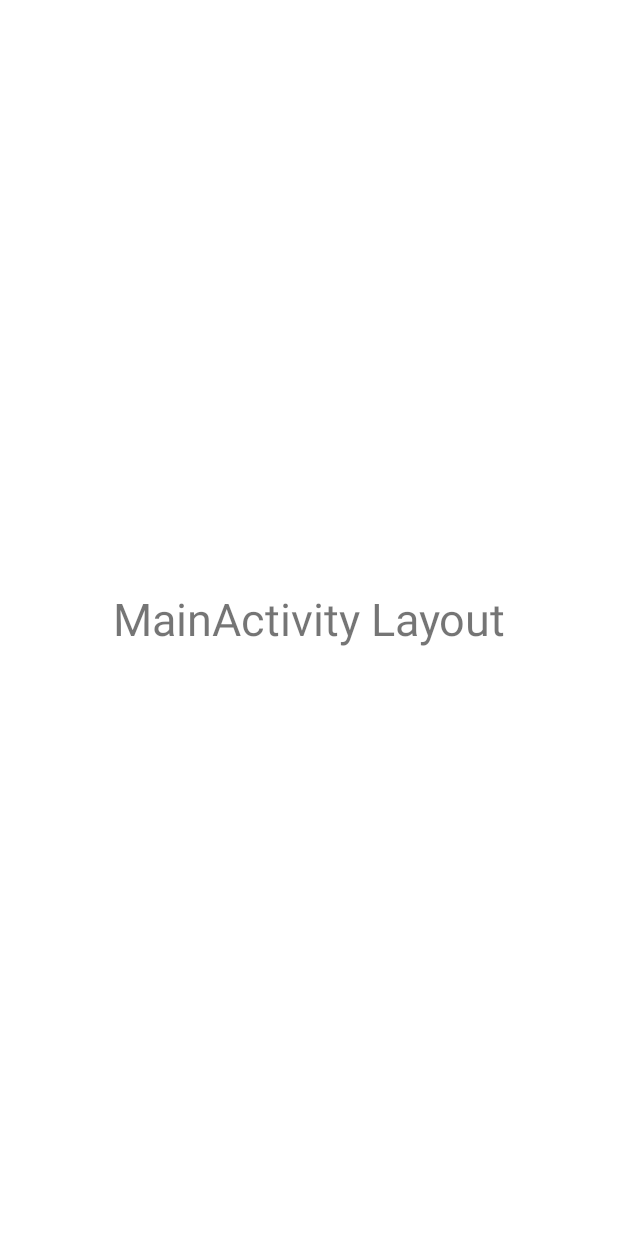
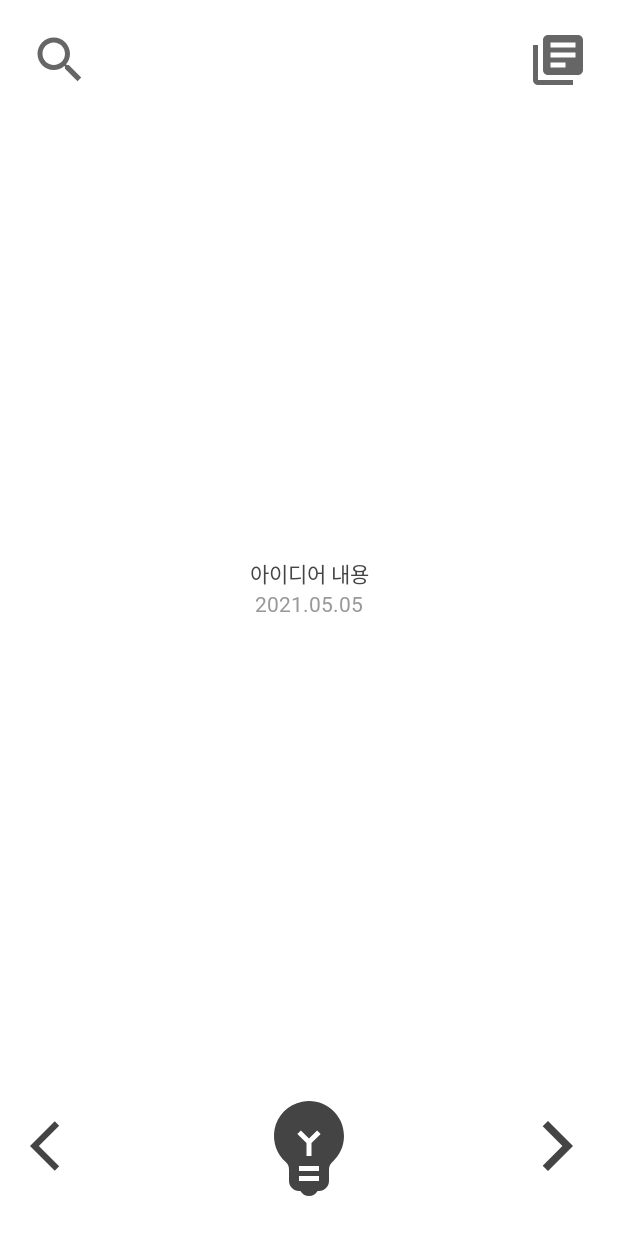
Before and after one commit to gr2nsky/IdeaNote_INO, an Android app: the MainActivity screen opened directly, with no data from a screen before it, on a phone screen of 412 x 824 dp. Run offline under Robolectric (Android 15) with nearby library versions, the phone set to English and light mode, and no system bars; 1 statement that could not run was skipped.

Commit message:
MainActivity layout item 배치 완료

```diff
--- a/app/src/main/java/com/example/ideanote_ino/Activity/LogoActivity.java
+++ b/app/src/main/java/com/example/ideanote_ino/Activity/LogoActivity.java
@@ -23,7 +23,6 @@ public class LogoActivity extends AppCompatActivity {
 
         /*로고 띄운 후 다른 액티비티로 이동*/
         logoView();
-
     }
 
     private void logoView(){
@@ -31,14 +30,11 @@ public class LogoActivity extends AppCompatActivity {
         handler.postDelayed(new Runnable() {
             @Override
             public void run() {
-                /*수정필요!!!!!!!!!!!!!!!!!!!!!!!!!!!!!!!!!!!!!!
-                  intent 될 액티비티로 수정해야함*/
-
-//                Intent intent = new Intent(LogoActivity.this, LogoActivity.class);
-//                startActivity(intent);
+                Intent intent = new Intent(LogoActivity.this, MainActivity.class);
+                startActivity(intent);
                 finish();
             }
-        }, 1000);
+        }, 2000);
     }
 
 }
--- a/app/src/main/java/com/example/ideanote_ino/Activity/MainActivity.java
+++ b/app/src/main/java/com/example/ideanote_ino/Activity/MainActivity.java
@@ -17,6 +17,5 @@ public class MainActivity extends AppCompatActivity {
         Intent intent = new Intent(MainActivity.this, LogoActivity.class);
         startActivity(intent);
         finish();
-
     }
 }
--- /dev/null
+++ b/app/src/main/res/drawable/ic_baseline_arrow_back_ios_40.xml
@@ -0,0 +1,5 @@
+<vector android:height="40dp" android:tint="#444444"
+    android:viewportHeight="24" android:viewportWidth="24"
+    android:width="40dp" xmlns:android="http://schemas.android.com/apk/res/android">
+    <path android:fillColor="@android:color/white" android:pathData="M11.67,3.87L9.9,2.1 0,12l9.9,9.9 1.77,-1.77L3.54,12z"/>
+</vector>
--- /dev/null
+++ b/app/src/main/res/drawable/ic_baseline_arrow_forward_ios_40.xml
@@ -0,0 +1,5 @@
+<vector android:height="40dp" android:tint="#444444"
+    android:viewportHeight="24" android:viewportWidth="24"
+    android:width="40dp" xmlns:android="http://schemas.android.com/apk/res/android">
+    <path android:fillColor="@android:color/white" android:pathData="M5.88,4.12L13.76,12l-7.88,7.88L8,22l10,-10L8,2z"/>
+</vector>
--- /dev/null
+++ b/app/src/main/res/drawable/ic_baseline_emoji_objects_80.xml
@@ -0,0 +1,5 @@
+<vector android:height="80dp" android:tint="#444444"
+    android:viewportHeight="24" android:viewportWidth="24"
+    android:width="80dp" xmlns:android="http://schemas.android.com/apk/res/android">
+    <path android:fillColor="@android:color/white" android:pathData="M12,3c-0.46,0 -0.93,0.04 -1.4,0.14C7.84,3.67 5.64,5.9 5.12,8.66c-0.48,2.61 0.48,5.01 2.22,6.56C7.77,15.6 8,16.13 8,16.69V19c0,1.1 0.9,2 2,2h0.28c0.35,0.6 0.98,1 1.72,1s1.38,-0.4 1.72,-1H14c1.1,0 2,-0.9 2,-2v-2.31c0,-0.55 0.22,-1.09 0.64,-1.46C18.09,13.95 19,12.08 19,10C19,6.13 15.87,3 12,3zM14,19h-4v-1h4V19zM14,17h-4v-1h4V17zM12.5,11.41V14h-1v-2.59L9.67,9.59l0.71,-0.71L12,10.5l1.62,-1.62l0.71,0.71L12.5,11.41z"/>
+</vector>
--- /dev/null
+++ b/app/src/main/res/drawable/ic_baseline_library_books_40.xml
@@ -0,0 +1,5 @@
+<vector android:height="40dp" android:tint="?attr/colorControlNormal"
+    android:viewportHeight="24" android:viewportWidth="24"
+    android:width="40dp" xmlns:android="http://schemas.android.com/apk/res/android">
+    <path android:fillColor="@android:color/white" android:pathData="M4,6L2,6v14c0,1.1 0.9,2 2,2h14v-2L4,20L4,6zM20,2L8,2c-1.1,0 -2,0.9 -2,2v12c0,1.1 0.9,2 2,2h12c1.1,0 2,-0.9 2,-2L22,4c0,-1.1 -0.9,-2 -2,-2zM19,11L9,11L9,9h10v2zM15,15L9,15v-2h6v2zM19,7L9,7L9,5h10v2z"/>
+</vector>
--- /dev/null
+++ b/app/src/main/res/drawable/ic_baseline_search_40.xml
@@ -0,0 +1,6 @@
+<vector android:height="40dp" android:tint="?attr/colorControlNormal"
+    android:viewportHeight="24" android:viewportWidth="24"
+    android:width="40dp" xmlns:android="http://schemas.android.com/apk/res/android">
+    <path android:fillColor="@android:color/white"
+        android:pathData="M15.5,14h-0.79l-0.28,-0.27C15.41,12.59 16,11.11 16,9.5 16,5.91 13.09,3 9.5,3S3,5.91 3,9.5 5.91,16 9.5,16c1.61,0 3.09,-0.59 4.23,-1.57l0.27,0.28v0.79l5,4.99L20.49,19l-4.99,-5zM9.5,14C7.01,14 5,11.99 5,9.5S7.01,5 9.5,5 14,7.01 14,9.5 11.99,14 9.5,14z"/>
+</vector>
--- a/app/src/main/res/layout/activity_main.xml
+++ b/app/src/main/res/layout/activity_main.xml
@@ -1,19 +1,82 @@
 <?xml version="1.0" encoding="utf-8"?>
-<androidx.constraintlayout.widget.ConstraintLayout xmlns:android="http://schemas.android.com/apk/res/android"
+<LinearLayout
+    xmlns:android="http://schemas.android.com/apk/res/android"
     xmlns:app="http://schemas.android.com/apk/res-auto"
     xmlns:tools="http://schemas.android.com/tools"
     android:layout_width="match_parent"
     android:layout_height="match_parent"
-    tools:context=".Activity.MainActivity">
+    tools:context=".Activity.MainActivity"
+    android:orientation="vertical"
+    android:padding="20dp">
+
+    <LinearLayout
+        android:layout_width="match_parent"
+        android:layout_height="wrap_content"
+        android:orientation="horizontal">
+        <ImageView
+            android:id="@+id/iv_main_search"
+            android:layout_width="wrap_content"
+            android:layout_height="wrap_content"
+            android:src="@drawable/ic_baseline_search_40"/>
+        <View
+            android:layout_weight="1"
+            android:layout_width="0dp"
+            android:layout_height="0dp"/>
+        <ImageView
+            android:id="@+id/iv_main_see_all"
+            android:layout_width="wrap_content"
+            android:layout_height="wrap_content"
+            android:src="@drawable/ic_baseline_library_books_40"/>
+    </LinearLayout>
 
     <TextView
-        android:layout_width="wrap_content"
+        android:id="@+id/tv_main_idea"
+        android:layout_weight="1"
+        android:layout_width="match_parent"
         android:layout_height="wrap_content"
-        android:text="MainActivity Layout"
-        android:textSize="30dp"
-        app:layout_constraintBottom_toBottomOf="parent"
-        app:layout_constraintLeft_toLeftOf="parent"
-        app:layout_constraintRight_toRightOf="parent"
-        app:layout_constraintTop_toTopOf="parent" />
+        android:gravity="bottom|center"
+        android:text="아이디어 내용"
+        android:textColor="@color/basic"
+        android:fontFamily="@font/nanum_barun_gothic"/>
+    <TextView
+        android:id="@+id/tv_main_idea_date"
+        android:layout_weight="1"
+        android:layout_width="match_parent"
+        android:layout_height="wrap_content"
+        android:gravity="top|center"
+        android:text="2021.05.05"
+        android:textColor="@color/date"
+        android:fontFamily="@font/nanum_barun_gothic"/>
 
-</androidx.constraintlayout.widget.ConstraintLayout>
+    <LinearLayout
+        android:layout_width="match_parent"
+        android:layout_height="wrap_content"
+        android:orientation="horizontal">
+        <ImageView
+            android:id="@+id/iv_main_show_before_idea"
+            android:layout_width="wrap_content"
+            android:layout_height="wrap_content"
+            android:src="@drawable/ic_baseline_arrow_back_ios_40"
+            android:layout_gravity="center"/>
+        <View
+            android:layout_weight="1"
+            android:layout_width="0dp"
+            android:layout_height="0dp"/>
+        <ImageView
+            android:id="@+id/iv_main_add_idea"
+            android:layout_width="wrap_content"
+            android:layout_height="wrap_content"
+            android:src="@drawable/ic_baseline_emoji_objects_80"/>
+        <View
+            android:layout_weight="1"
+            android:layout_width="0dp"
+            android:layout_height="0dp"/>
+        <ImageView
+            android:id="@+id/iv_main_show_next_idea"
+            android:layout_width="wrap_content"
+            android:layout_height="wrap_content"
+            android:src="@drawable/ic_baseline_arrow_forward_ios_40"
+            android:layout_gravity="center"/>
+    </LinearLayout>
+
+</LinearLayout>
--- a/app/src/main/res/values/colors.xml
+++ b/app/src/main/res/values/colors.xml
@@ -1,6 +1,7 @@
 <?xml version="1.0" encoding="utf-8"?>
 <resources>
     <color name="basic">#444444</color>
+    <color name="date">#999999</color>
     <color name="purple_200">#FFBB86FC</color>
     <color name="purple_500">#FF6200EE</color>
     <color name="purple_700">#FF3700B3</color>
```
Also changed, not shown: 1 other file.
